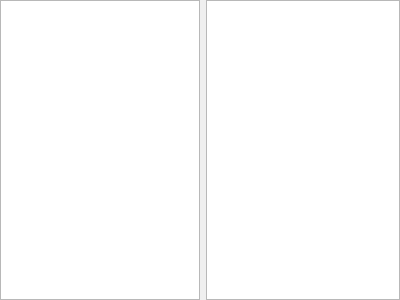
This is deltanote.ui in delta-nry/Deltanote as Qt 5 draws it before an edit. The edited form follows.
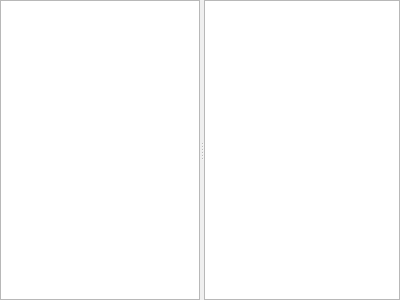
This is the edited form.

Commit message: Add splitter between TreeView and TextEdit

Diff of the .ui file:
```diff
--- a/deltanote.ui
+++ b/deltanote.ui
@@ -34,6 +34,10 @@
      <number>0</number>
     </property>
     <item>
+     <widget class="QSplitter" name="splitter">
+      <property name="orientation">
+       <enum>Qt::Horizontal</enum>
+      </property>
      <widget class="QTreeView" name="treeView">
       <property name="sizePolicy">
        <sizepolicy hsizetype="Fixed" vsizetype="Expanding">
@@ -54,9 +58,8 @@
        </size>
       </property>
      </widget>
-    </item>
-    <item>
      <widget class="QTextEdit" name="textEdit"/>
+     </widget>
     </item>
    </layout>
   </widget>
```
Left out of the diff: 4 changed lines with no effect on the pictures. Lines whose indentation alone changed are shown as unchanged.
